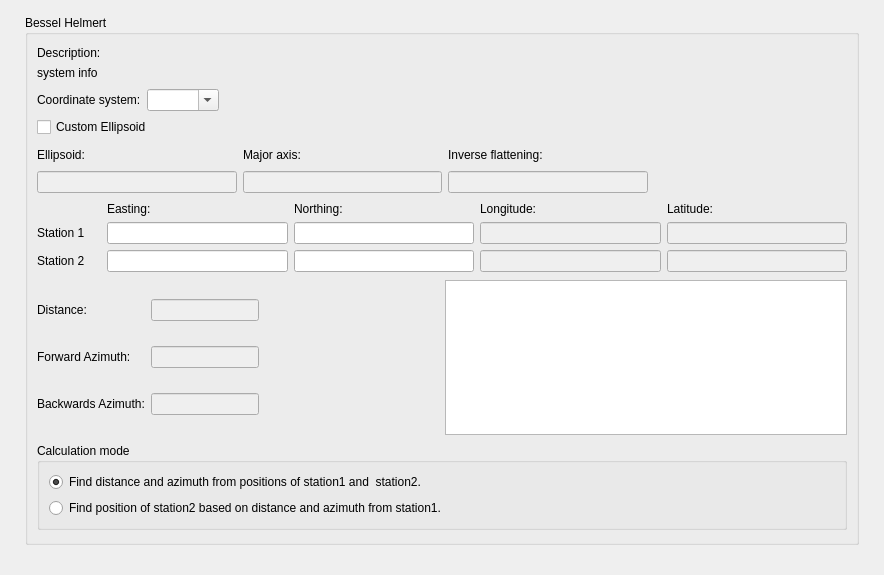
Old version of the form UI/Tab_bshlm.ui in the repository MartinHvidberg/kmstrans_fra_SDFE_SEQ200131.
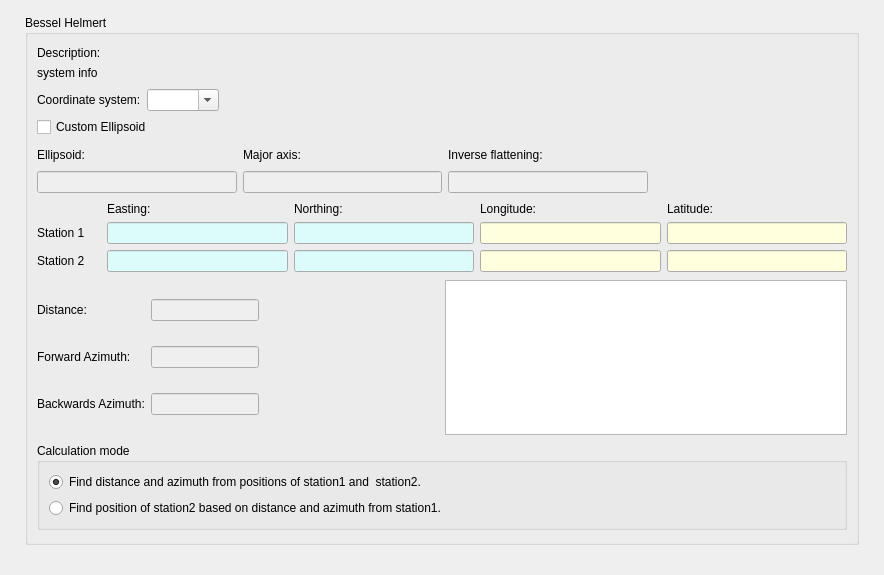
New version of the form.

Commit message: New colors in bshlm window - looks good?

The edit to the form file:
```diff
--- a/UI/Tab_bshlm.ui
+++ b/UI/Tab_bshlm.ui
@@ -230,6 +230,43 @@
        <layout class="QGridLayout" name="gridLayout_30">
         <item row="1" column="2">
          <widget class="QLineEdit" name="txt_bshlm_x1">
+          <property name="palette">
+           <palette>
+            <active>
+             <colorrole role="Base">
+              <brush brushstyle="SolidPattern">
+               <color alpha="255">
+                <red>220</red>
+                <green>252</green>
+                <blue>252</blue>
+               </color>
+              </brush>
+             </colorrole>
+            </active>
+            <inactive>
+             <colorrole role="Base">
+              <brush brushstyle="SolidPattern">
+               <color alpha="255">
+                <red>220</red>
+                <green>252</green>
+                <blue>252</blue>
+               </color>
+              </brush>
+             </colorrole>
+            </inactive>
+            <disabled>
+             <colorrole role="Base">
+              <brush brushstyle="SolidPattern">
+               <color alpha="255">
+                <red>240</red>
+                <green>240</green>
+                <blue>240</blue>
+               </color>
+              </brush>
+             </colorrole>
+            </disabled>
+           </palette>
+          </property>
           <property name="whatsThis">
            <string>Input coordinate for first station/point.</string>
           </property>
@@ -237,6 +274,43 @@
         </item>
         <item row="1" column="3">
          <widget class="QLineEdit" name="txt_bshlm_y1">
+          <property name="palette">
+           <palette>
+            <active>
+             <colorrole role="Base">
+              <brush brushstyle="SolidPattern">
+               <color alpha="255">
+                <red>220</red>
+                <green>252</green>
+                <blue>252</blue>
+               </color>
+              </brush>
+             </colorrole>
+            </active>
+            <inactive>
+             <colorrole role="Base">
+              <brush brushstyle="SolidPattern">
+               <color alpha="255">
+                <red>220</red>
+                <green>252</green>
+                <blue>252</blue>
+               </color>
+              </brush>
+             </colorrole>
+            </inactive>
+            <disabled>
+             <colorrole role="Base">
+              <brush brushstyle="SolidPattern">
+               <color alpha="255">
+                <red>240</red>
+                <green>240</green>
+                <blue>240</blue>
+               </color>
+              </brush>
+             </colorrole>
+            </disabled>
+           </palette>
+          </property>
           <property name="whatsThis">
            <string>Input coordinate for first station/point.</string>
           </property>
@@ -279,6 +353,43 @@
         </item>
         <item row="2" column="2">
          <widget class="QLineEdit" name="txt_bshlm_x2">
+          <property name="palette">
+           <palette>
+            <active>
+             <colorrole role="Base">
+              <brush brushstyle="SolidPattern">
+               <color alpha="255">
+                <red>220</red>
+                <green>252</green>
+                <blue>252</blue>
+               </color>
+              </brush>
+             </colorrole>
+            </active>
+            <inactive>
+             <colorrole role="Base">
+              <brush brushstyle="SolidPattern">
+               <color alpha="255">
+                <red>220</red>
+                <green>252</green>
+                <blue>252</blue>
+               </color>
+              </brush>
+             </colorrole>
+            </inactive>
+            <disabled>
+             <colorrole role="Base">
+              <brush brushstyle="SolidPattern">
+               <color alpha="255">
+                <red>240</red>
+                <green>240</green>
+                <blue>240</blue>
+               </color>
+              </brush>
+             </colorrole>
+            </disabled>
+           </palette>
+          </property>
           <property name="whatsThis">
            <string>Input coordinate for second station/point.</string>
           </property>
@@ -286,6 +397,43 @@
         </item>
         <item row="2" column="3">
          <widget class="QLineEdit" name="txt_bshlm_y2">
+          <property name="palette">
+           <palette>
+            <active>
+             <colorrole role="Base">
+              <brush brushstyle="SolidPattern">
+               <color alpha="255">
+                <red>220</red>
+                <green>252</green>
+                <blue>252</blue>
+               </color>
+              </brush>
+             </colorrole>
+            </active>
+            <inactive>
+             <colorrole role="Base">
+              <brush brushstyle="SolidPattern">
+               <color alpha="255">
+                <red>220</red>
+                <green>252</green>
+                <blue>252</blue>
+               </color>
+              </brush>
+             </colorrole>
+            </inactive>
+            <disabled>
+             <colorrole role="Base">
+              <brush brushstyle="SolidPattern">
+               <color alpha="255">
+                <red>240</red>
+                <green>240</green>
+                <blue>240</blue>
+               </color>
+              </brush>
+             </colorrole>
+            </disabled>
+           </palette>
+          </property>
           <property name="whatsThis">
            <string>Input coordinate for second station/point.</string>
           </property>
@@ -294,7 +442,44 @@
         <item row="1" column="4">
          <widget class="QLineEdit" name="txt_bshlm_lon1">
           <property name="enabled">
-           <bool>false</bool>
+           <bool>true</bool>
+          </property>
+          <property name="palette">
+           <palette>
+            <active>
+             <colorrole role="Base">
+              <brush brushstyle="SolidPattern">
+               <color alpha="255">
+                <red>255</red>
+                <green>255</green>
+                <blue>221</blue>
+               </color>
+              </brush>
+             </colorrole>
+            </active>
+            <inactive>
+             <colorrole role="Base">
+              <brush brushstyle="SolidPattern">
+               <color alpha="255">
+                <red>255</red>
+                <green>255</green>
+                <blue>221</blue>
+               </color>
+              </brush>
+             </colorrole>
+            </inactive>
+            <disabled>
+             <colorrole role="Base">
+              <brush brushstyle="SolidPattern">
+               <color alpha="255">
+                <red>240</red>
+                <green>240</green>
+                <blue>240</blue>
+               </color>
+              </brush>
+             </colorrole>
+            </disabled>
+           </palette>
           </property>
           <property name="readOnly">
            <bool>true</bool>
@@ -304,7 +489,44 @@
         <item row="1" column="5">
          <widget class="QLineEdit" name="txt_bshlm_lat1">
           <property name="enabled">
-           <bool>false</bool>
+           <bool>true</bool>
+          </property>
+          <property name="palette">
+           <palette>
+            <active>
+             <colorrole role="Base">
+              <brush brushstyle="SolidPattern">
+               <color alpha="255">
+                <red>255</red>
+                <green>255</green>
+                <blue>221</blue>
+               </color>
+              </brush>
+             </colorrole>
+            </active>
+            <inactive>
+             <colorrole role="Base">
+              <brush brushstyle="SolidPattern">
+               <color alpha="255">
+                <red>255</red>
+                <green>255</green>
+                <blue>221</blue>
+               </color>
+              </brush>
+             </colorrole>
+            </inactive>
+            <disabled>
+             <colorrole role="Base">
+              <brush brushstyle="SolidPattern">
+               <color alpha="255">
+                <red>240</red>
+                <green>240</green>
+                <blue>240</blue>
+               </color>
+              </brush>
+             </colorrole>
+            </disabled>
+           </palette>
           </property>
           <property name="readOnly">
            <bool>true</bool>
@@ -314,7 +536,44 @@
         <item row="2" column="4">
          <widget class="QLineEdit" name="txt_bshlm_lon2">
           <property name="enabled">
-           <bool>false</bool>
+           <bool>true</bool>
+          </property>
+          <property name="palette">
+           <palette>
+            <active>
+             <colorrole role="Base">
+              <brush brushstyle="SolidPattern">
+               <color alpha="255">
+                <red>255</red>
+                <green>255</green>
+                <blue>221</blue>
+               </color>
+              </brush>
+             </colorrole>
+            </active>
+            <inactive>
+             <colorrole role="Base">
+              <brush brushstyle="SolidPattern">
+               <color alpha="255">
+                <red>255</red>
+                <green>255</green>
+                <blue>221</blue>
+               </color>
+              </brush>
+             </colorrole>
+            </inactive>
+            <disabled>
+             <colorrole role="Base">
+              <brush brushstyle="SolidPattern">
+               <color alpha="255">
+                <red>240</red>
+                <green>240</green>
+                <blue>240</blue>
+               </color>
+              </brush>
+             </colorrole>
+            </disabled>
+           </palette>
           </property>
           <property name="readOnly">
            <bool>true</bool>
@@ -324,7 +583,44 @@
         <item row="2" column="5">
          <widget class="QLineEdit" name="txt_bshlm_lat2">
           <property name="enabled">
-           <bool>false</bool>
+           <bool>true</bool>
+          </property>
+          <property name="palette">
+           <palette>
+            <active>
+             <colorrole role="Base">
+              <brush brushstyle="SolidPattern">
+               <color alpha="255">
+                <red>255</red>
+                <green>255</green>
+                <blue>221</blue>
+               </color>
+              </brush>
+             </colorrole>
+            </active>
+            <inactive>
+             <colorrole role="Base">
+              <brush brushstyle="SolidPattern">
+               <color alpha="255">
+                <red>255</red>
+                <green>255</green>
+                <blue>221</blue>
+               </color>
+              </brush>
+             </colorrole>
+            </inactive>
+            <disabled>
+             <colorrole role="Base">
+              <brush brushstyle="SolidPattern">
+               <color alpha="255">
+                <red>240</red>
+                <green>240</green>
+                <blue>240</blue>
+               </color>
+              </brush>
+             </colorrole>
+            </disabled>
+           </palette>
           </property>
           <property name="readOnly">
            <bool>true</bool>
```
